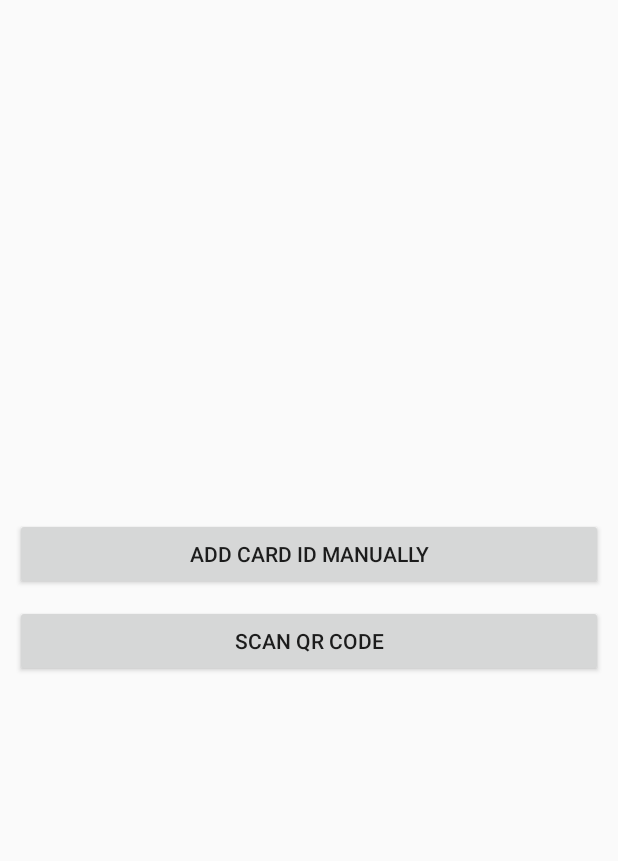
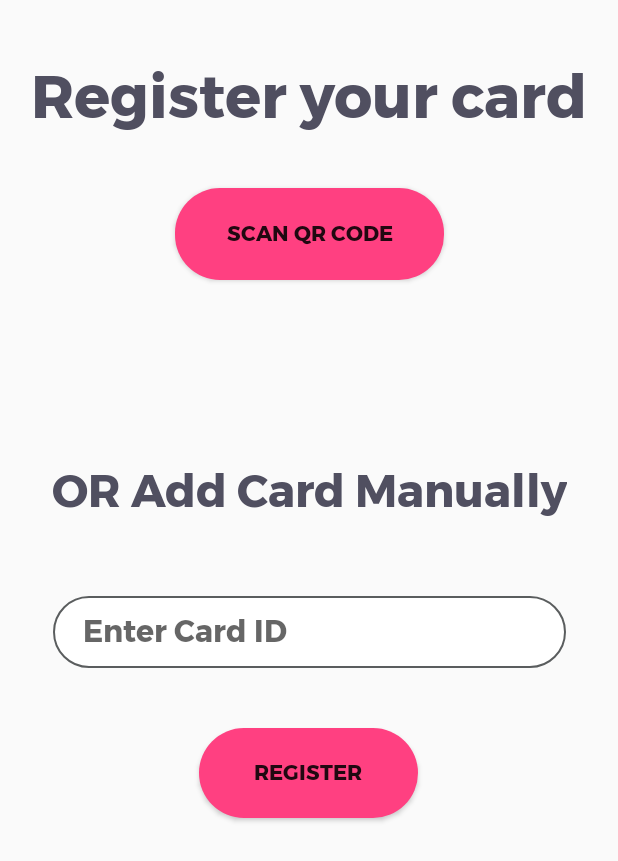
Before and after one commit to akhiljaywant03/Travel_Ready, an Android app: the QRCodeScan screen opened directly, with no data from a screen before it, on a phone screen of 412 x 824 dp. Shown: the top 861 px of the screen. Run offline under Robolectric (Android 15) with nearby library versions, the light colour scheme and no system bars.

Commit message:
Register Card UI improved

```diff
--- a/app/src/main/AndroidManifest.xml
+++ b/app/src/main/AndroidManifest.xml
@@ -90,10 +90,6 @@
             android:name="com.amazonaws.youruserpools.RegisterUser"
             android:theme="@style/AppTheme.NoActionBar" />
         <activity
-            android:name="com.amazonaws.youruserpools.AboutApp"
-            android:label="@string/title_activity_about_app"
-            android:theme="@style/AppTheme.NoActionBar" />
-        <activity
             android:name="com.amazonaws.youruserpools.SignUpConfirm"
             android:label="@string/title_activity_sign_up_confirm"
             android:theme="@style/AppTheme.NoActionBar" />
--- a/app/src/main/java/com/amazonaws/youruserpools/ManualRegister.java
+++ b/app/src/main/java/com/amazonaws/youruserpools/ManualRegister.java
@@ -17,7 +17,7 @@ public class ManualRegister extends AppCompatActivity{
     @Override
     protected void onCreate(Bundle savedInstanceState) {
         super.onCreate(savedInstanceState);
-        setContentView(R.layout.activity_add_card_id);
+        setContentView(R.layout.activity_qr_code);
 
         final EditText rfidNo= (EditText)findViewById(R.id.rfidNo);
 
--- a/app/src/main/java/com/amazonaws/youruserpools/QRCodeScan.java
+++ b/app/src/main/java/com/amazonaws/youruserpools/QRCodeScan.java
@@ -1,35 +1,55 @@
 package com.amazonaws.youruserpools;
 
+import android.content.Context;
 import android.content.Intent;
+import android.content.SharedPreferences;
 import android.os.Bundle;
 import androidx.appcompat.app.AppCompatActivity;
 import android.view.View;
+import android.widget.Button;
+import android.widget.EditText;
 
 import com.amazonaws.youruserpools.CognitoYourUserPoolsDemo.R;
 
 public class QRCodeScan extends AppCompatActivity implements View.OnClickListener{
 
+
+
     @Override
     protected void onCreate(Bundle savedInstanceState) {
         super.onCreate(savedInstanceState);
-        setContentView(R.layout.activity_qr_code);
+        setContentView(R.layout.activity_qr);
+        final EditText rfidNo=findViewById(R.id.rfidNo);
+        Button insertID = (Button) findViewById(R.id.manualregister);
+        insertID.setOnClickListener(new View.OnClickListener() {
+            SharedPreferences myPrefs;
+            @Override
+            public void onClick(View view) {
+                String CardID = rfidNo.getText().toString();
+                //set up SharedPreferences
+                myPrefs = getSharedPreferences("prefID", Context.MODE_PRIVATE);
+                SharedPreferences.Editor editor = myPrefs.edit();
+                editor.putString("nameKey", CardID);
+                editor.apply();
+
+                Intent intent = new Intent(view.getContext(), registerRFID.class);
+                intent.putExtra("ManualcardDetails",CardID);
+                startActivity(intent);
+            }
+        });
+
         initComponents();
     }
 
     private void initComponents(){
-        findViewById(R.id.buttonTakePicture).setOnClickListener(this);
+        //findViewById(R.id.buttonTakePicture).setOnClickListener(this);
         findViewById(R.id.buttonScanBarcode).setOnClickListener(this);
     }
 
     @Override
     public void onClick(View view) {
-        switch (view.getId()){
-            case R.id.buttonScanBarcode:
-                startActivity(new Intent(this,ScannerqrcodeActivity.class));
-                break;
-            case R.id.buttonTakePicture:
-                startActivity(new Intent(this, ManualRegister.class));
-                break;
+        if (view.getId() == R.id.buttonScanBarcode) {
+            startActivity(new Intent(this, ScannerqrcodeActivity.class));
         }
     }
 
--- a/app/src/main/java/com/amazonaws/youruserpools/UserActivity.java
+++ b/app/src/main/java/com/amazonaws/youruserpools/UserActivity.java
@@ -207,11 +207,7 @@ public class UserActivity extends AppCompatActivity {
             case R.id.nav_user_trusted_devices:
                 showTrustedDevices();
                 break;
-            case R.id.nav_user_about:
-                // For the inquisitive
-                Intent aboutAppActivity = new Intent(this, AboutApp.class);
-                startActivity(aboutAppActivity);
-                break;
+
         }
     }
 
--- /dev/null
+++ b/app/src/main/res/layout/activity_qr.xml
@@ -0,0 +1,76 @@
+<?xml version="1.0" encoding="utf-8"?>
+<androidx.constraintlayout.widget.ConstraintLayout
+    xmlns:android="http://schemas.android.com/apk/res/android"
+    xmlns:app="http://schemas.android.com/apk/res-auto"
+    xmlns:tools="http://schemas.android.com/tools"
+    android:layout_width="match_parent"
+    android:layout_height="match_parent"
+    tools:context="com.amazonaws.youruserpools.QRCodeScan">
+
+    <Button
+        android:layout_width="146dp"
+        android:id="@+id/manualregister"
+        android:layout_height="60dp"
+        android:layout_marginTop="40dp"
+        android:background="@drawable/btn_mode"
+        android:fontFamily="@font/montserrat_bold"
+        android:text="Register"
+        app:layout_constraintEnd_toEndOf="parent"
+        app:layout_constraintHorizontal_bias="0.498"
+        app:layout_constraintStart_toStartOf="parent"
+        app:layout_constraintTop_toBottomOf="@+id/rfidNo" />
+
+    <Button
+        android:id="@+id/buttonScanBarcode"
+        android:layout_width="179dp"
+        android:layout_height="61dp"
+        android:layout_marginTop="28dp"
+        android:background="@drawable/btn_mode"
+        android:fontFamily="@font/montserrat_bold"
+        android:text="SCAN QR CODE"
+        app:layout_constraintEnd_toEndOf="parent"
+        app:layout_constraintStart_toStartOf="parent"
+        app:layout_constraintTop_toBottomOf="@+id/textView6" />
+
+    <TextView
+        android:id="@+id/textView6"
+        android:layout_width="wrap_content"
+        android:layout_height="wrap_content"
+        android:layout_marginStart="16dp"
+        android:layout_marginTop="32dp"
+        android:layout_marginEnd="16dp"
+        android:fontFamily="@font/montserrat_bold"
+        android:text="Register your card"
+        android:textColor="@color/colorText"
+        android:textSize="40dp"
+        app:layout_constraintEnd_toEndOf="parent"
+        app:layout_constraintStart_toStartOf="parent"
+        app:layout_constraintTop_toTopOf="parent" />
+
+    <TextView
+        android:id="@+id/textView12"
+        android:layout_width="wrap_content"
+        android:layout_height="wrap_content"
+        android:layout_marginTop="116dp"
+        android:fontFamily="@font/montserrat_bold"
+        android:text="OR Add Card Manually"
+        android:textColor="@color/colorText"
+        android:textSize="30dp"
+        app:layout_constraintEnd_toEndOf="parent"
+        app:layout_constraintStart_toStartOf="parent"
+        app:layout_constraintTop_toBottomOf="@+id/buttonScanBarcode" />
+
+    <EditText
+        android:id="@+id/rfidNo"
+        android:layout_width="342dp"
+        android:layout_height="48dp"
+        android:layout_marginTop="300dp"
+        android:background="@drawable/rounded_text_field"
+        android:fontFamily="@font/montserrat_bold"
+        android:hint="Enter Card ID"
+        android:paddingLeft="20dp"
+        android:textSize="20dp"
+        app:layout_constraintEnd_toEndOf="parent"
+        app:layout_constraintStart_toStartOf="parent"
+        app:layout_constraintTop_toBottomOf="@+id/textView6" />
+</androidx.constraintlayout.widget.ConstraintLayout>
--- a/app/src/main/res/layout/activity_qr_code.xml
+++ b/app/src/main/res/layout/activity_qr_code.xml
@@ -4,21 +4,26 @@
     android:layout_width="match_parent"
     android:layout_height="match_parent"
     tools:context="com.amazonaws.youruserpools.QRCodeScan"
-    tools:showIn="@layout/activity_qr_code">
+    >
 
     <LinearLayout
-        android:orientation="vertical"
-        android:layout_width="match_parent"
+        android:layout_width="392dp"
         android:layout_height="wrap_content"
         android:layout_centerHorizontal="true"
-        android:layout_centerVertical="true"
-        android:layout_margin="10dp"
-        >
+        android:layout_marginStart="10dp"
+        android:layout_marginLeft="10dp"
+        android:layout_marginEnd="10dp"
+        android:layout_marginRight="10dp"
+        android:layout_marginBottom="10dp"
+        android:orientation="vertical"
+        tools:ignore="UselessParent">
+
         <Button
             android:id="@+id/buttonTakePicture"
             android:layout_width="match_parent"
             android:layout_height="wrap_content"
             android:text="Add Card ID manually" />
+
         <Button
             android:id="@+id/buttonScanBarcode"
             android:layout_width="match_parent"
@@ -26,10 +31,6 @@
             android:layout_marginTop="10dp"
             android:text="Scan QR Code" />
 
-        <TextView
-            android:textSize="20sp"
-            android:layout_width="match_parent"
-            android:layout_height="wrap_content"
-            />
+
     </LinearLayout>
 </RelativeLayout>
--- a/app/src/main/res/layout/activity_sign_in_screen.xml
+++ b/app/src/main/res/layout/activity_sign_in_screen.xml
@@ -107,7 +107,7 @@
         android:layout_marginStart="236dp"
         android:layout_marginTop="28dp"
         android:fontFamily="@font/montserrat_semibold"
-        android:onClick="map"
+        android:onClick="test"
         android:text="Sign in"
         android:textColor="@color/colorText"
         android:textSize="48px"
```
Also changed, not shown: app/src/main/java/com/amazonaws/youruserpools/AboutApp.java (deleted, +0 -63 lines), app/src/main/java/com/amazonaws/youruserpools/MainActivity.java (+6 -5 lines), app/src/main/res/layout/activity_about_app.xml (deleted, +0 -61 lines), app/src/main/res/layout/activity_register_rfid.xml (+29 -27 lines), app/src/main/res/layout/content_about_app.xml (deleted, +0 -87 lines).
